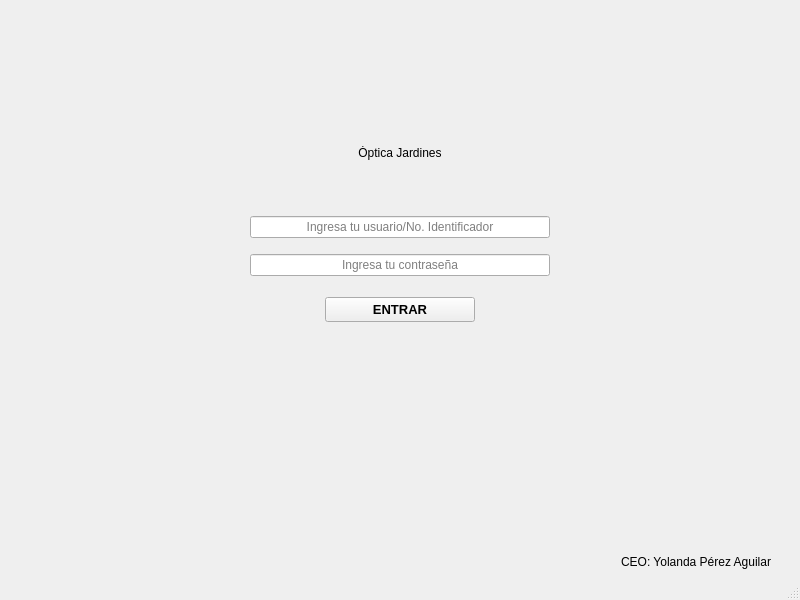
First picture: the form in LOGIN.ui, repository Matapuercos666/OPTICA, before the edit.
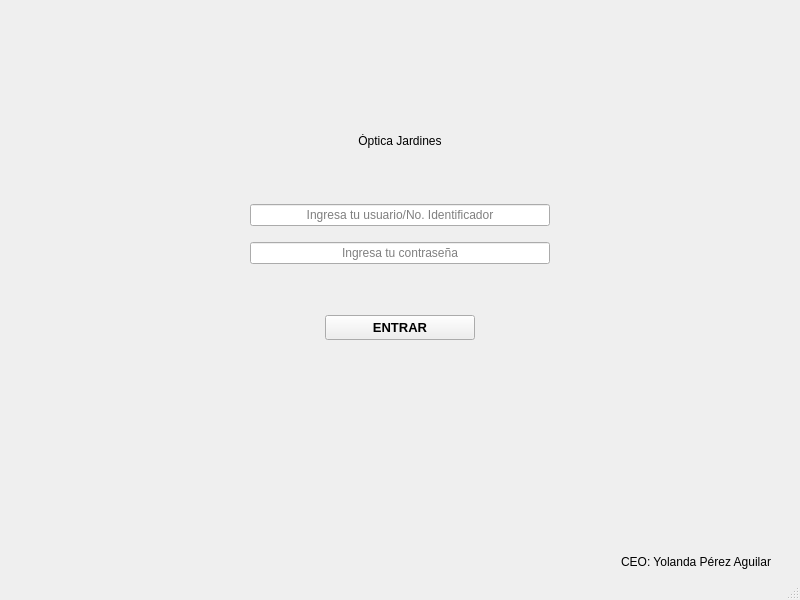
Second picture: the form after the edit. Icons and pictures are not drawn.

What changed in the file:
```diff
--- a/LOGIN.ui
+++ b/LOGIN.ui
@@ -65,6 +65,9 @@
         </item>
         <item row="5" column="0">
          <layout class="QHBoxLayout" name="horizontalLayout">
+          <property name="topMargin">
+           <number>30</number>
+          </property>
           <item>
            <widget class="QPushButton" name="ENTRAR">
             <property name="sizePolicy">
```
